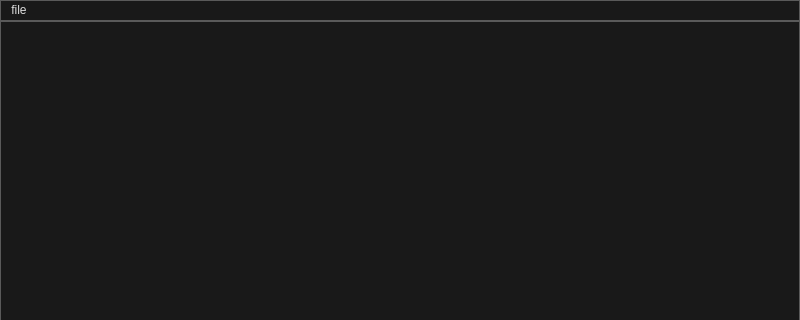
Qt form mymainwindow.ui (Argasio/marionettaPlus) before a commit; both pictures show x 0 to 800 and y 0 to 320 of the 800 by 600 pixel window.
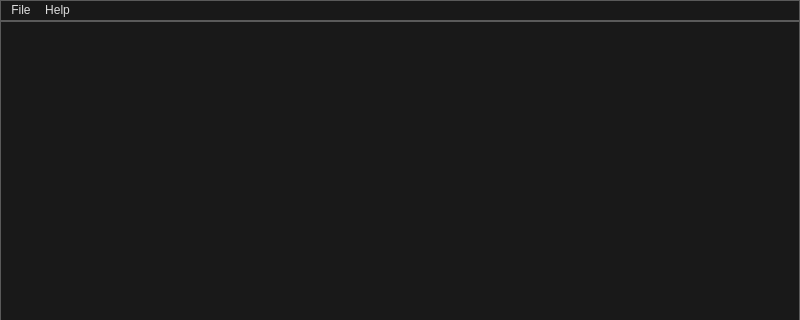
The same form after that commit.

The edit to the form file:
```diff
--- a/mymainwindow.ui
+++ b/mymainwindow.ui
@@ -303,12 +303,12 @@
      <x>0</x>
      <y>0</y>
      <width>800</width>
-     <height>23</height>
+     <height>27</height>
     </rect>
    </property>
    <widget class="QMenu" name="menufile">
     <property name="title">
-     <string>file</string>
+     <string>File</string>
     </property>
     <addaction name="actionNew_Blank_Animation"/>
     <addaction name="actionsave_animation_current"/>
@@ -324,7 +324,14 @@
     <addaction name="separator"/>
     <addaction name="actionAnimation_Options"/>
    </widget>
+   <widget class="QMenu" name="menuHelp">
+    <property name="title">
+     <string>Help</string>
+    </property>
+    <addaction name="actionAbout"/>
+   </widget>
    <addaction name="menufile"/>
+   <addaction name="menuHelp"/>
   </widget>
   <widget class="QStatusBar" name="statusbar"/>
   <action name="actionsave">
```
Left out of the diff: 5 changed lines with no effect on the pictures.
